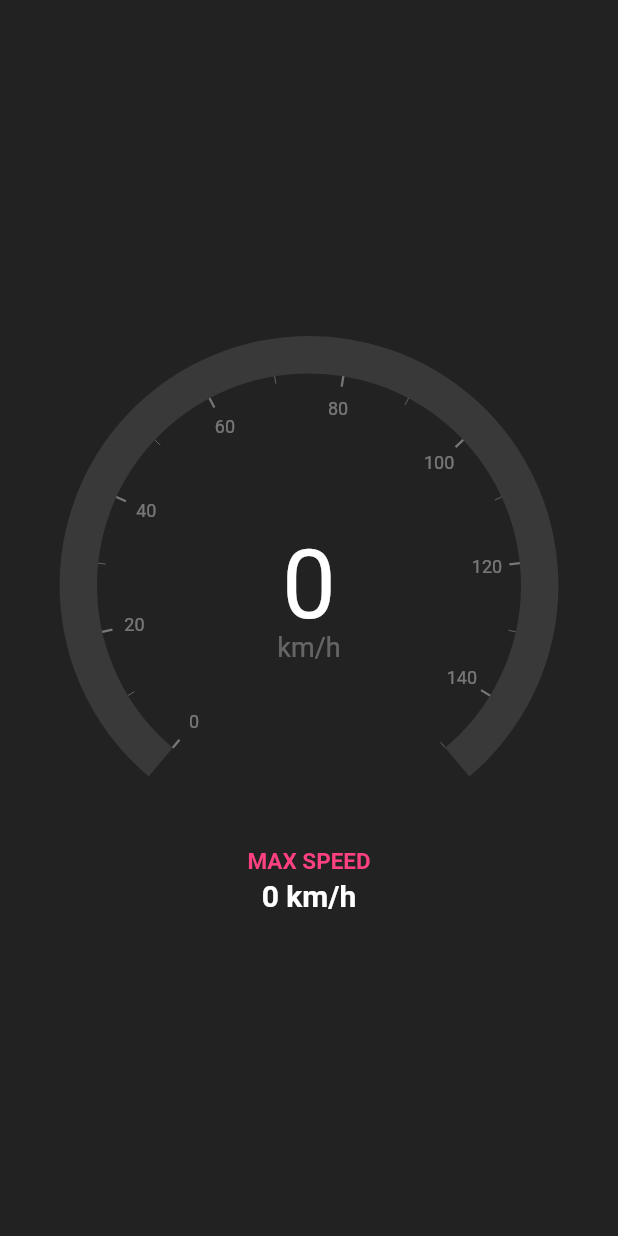
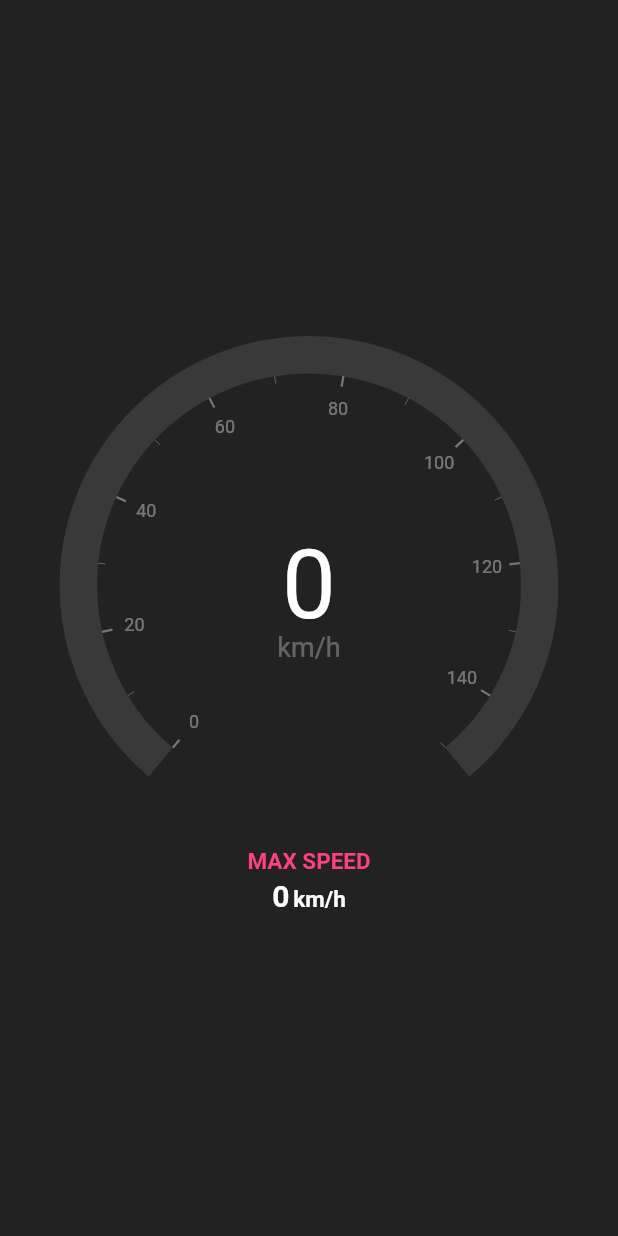
Before and after one commit to TinyKitten/FlutterSpeedometer, a Flutter app: the screen it shows after launch, on a phone screen of 412 x 824 dp. Run offline on Flutter 3.47's test engine with Material 2 defaults, Android fonts, the phone set to English and light mode, and no system bars; drawn by our look-alikes of syncfusion_flutter_gauges; our stand-ins replace geolocator.

Commit message:
最高速度デザイン調整

```diff
--- a/lib/main.dart
+++ b/lib/main.dart
@@ -121,11 +121,25 @@ class _MyHomePageState extends State<MyHomePage> {
                     fontWeight: FontWeight.bold)),
             Container(
                 margin: const EdgeInsets.only(top: 2.5),
-                child: Text('${_maxSpeed.floor()} km/h',
-                    style: const TextStyle(
-                        fontSize: 20,
-                        color: Colors.white,
-                        fontWeight: FontWeight.bold)))
+                child: Row(
+                    crossAxisAlignment: CrossAxisAlignment.end,
+                    mainAxisAlignment: MainAxisAlignment.center,
+                    children: [
+                      Text('${_maxSpeed.floor()}',
+                          style: const TextStyle(
+                              fontSize: 20,
+                              color: Colors.white,
+                              fontWeight: FontWeight.bold)),
+                      Container(
+                        margin: const EdgeInsets.only(left: 2.5),
+                        child: const Text('km/h',
+                            style: TextStyle(
+                              fontSize: 15,
+                              color: Colors.white,
+                              fontWeight: FontWeight.bold,
+                            )),
+                      )
+                    ]))
           ],
         ),
       ),
```
